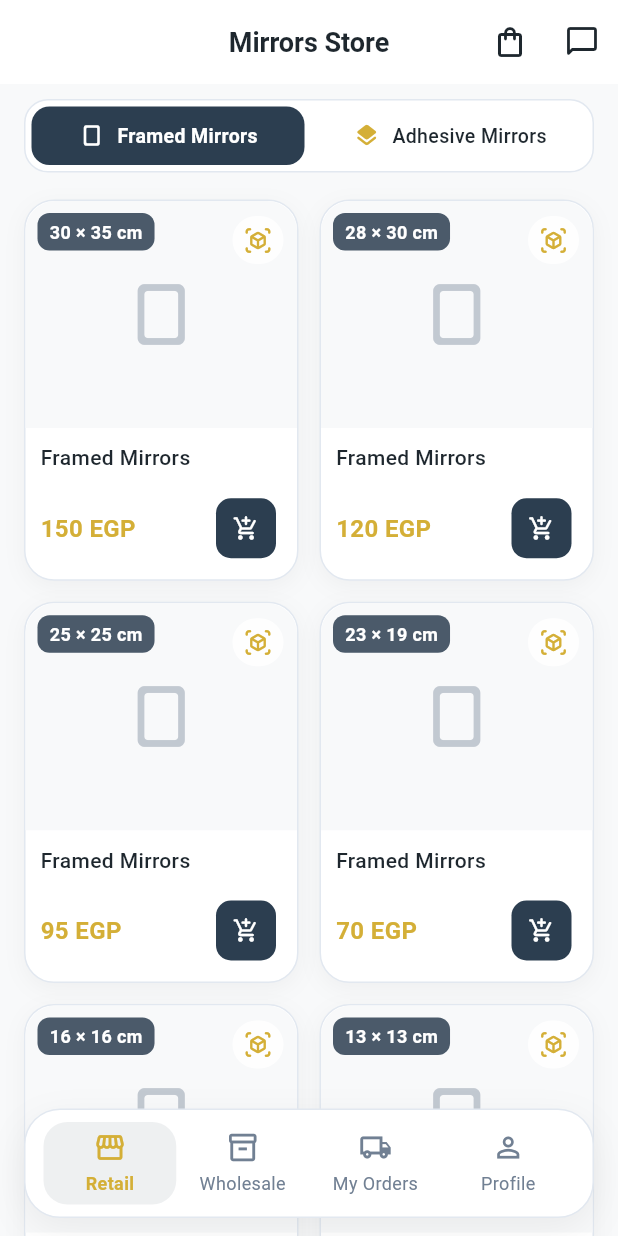
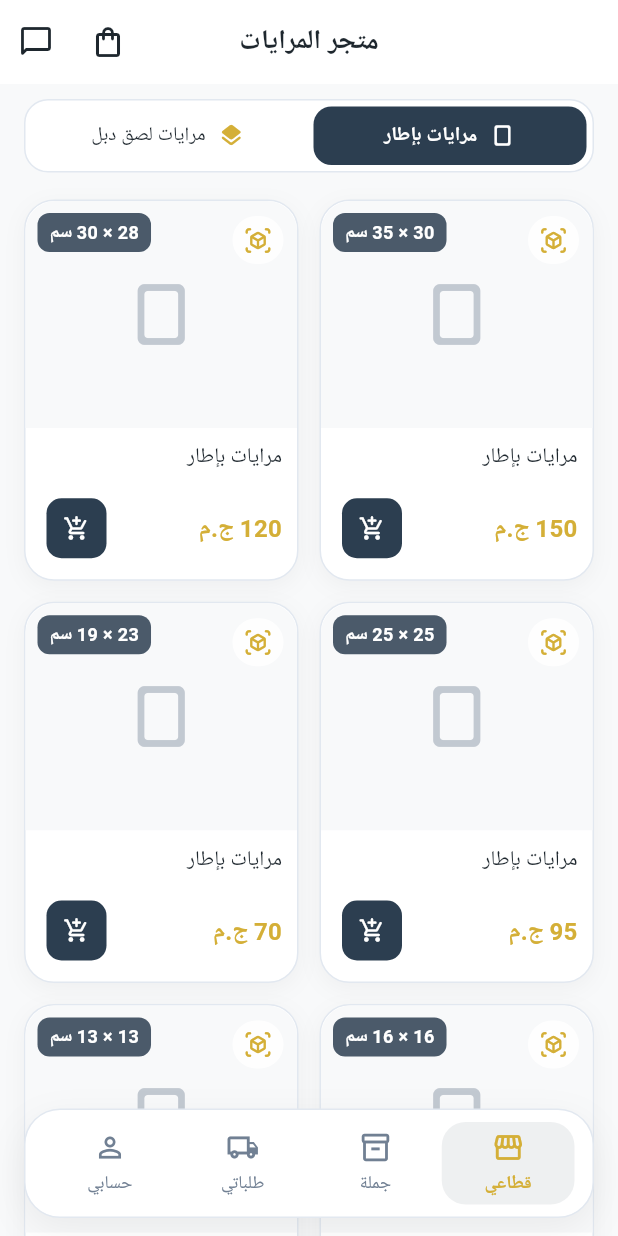
Before and after one commit to shimaakhaled1410-hue/mirrors-flutter, a Flutter app: the screen it shows after launch, on a phone screen of 412 x 824 dp. Run offline on Flutter 3.47's test engine with Material 3 defaults, Android fonts, the phone set to English and light mode, and no system bars; our stand-ins replace device_preview, flutter_bloc, go_router, google_fonts, shared_preferences; Roboto replaces fonts that are missing (Cairo).

Commit message:
feat(core): implement AppSettingsCubit for persistent dynamic theme and localization switching

```diff
--- a/lib/l10n/app_localizations.dart
+++ b/lib/l10n/app_localizations.dart
@@ -265,6 +265,66 @@ abstract class AppLocalizations {
   /// In en, this message translates to:
   /// **'View Details'**
   String get viewDetails;
+
+  /// No description provided for @userAccount.
+  ///
+  /// In en, this message translates to:
+  /// **'Account Info'**
+  String get userAccount;
+
+  /// No description provided for @storeOwnerOrCustomer.
+  ///
+  /// In en, this message translates to:
+  /// **'Customer / Store Owner'**
+  String get storeOwnerOrCustomer;
+
+  /// No description provided for @safetyAndGuide.
+  ///
+  /// In en, this message translates to:
+  /// **'Glass Handling & Installation Guide'**
+  String get safetyAndGuide;
+
+  /// No description provided for @safetyTip1.
+  ///
+  /// In en, this message translates to:
+  /// **'Handle with care. Unbox on a soft flat surface.'**
+  String get safetyTip1;
+
+  /// No description provided for @safetyTip2.
+  ///
+  /// In en, this message translates to:
+  /// **'Clean wall thoroughly with alcohol before sticking adhesive mirrors.'**
+  String get safetyTip2;
+
+  /// No description provided for @safetyTip3.
+  ///
+  /// In en, this message translates to:
+  /// **'Use sturdy wall anchors for hanging rope-framed mirrors.'**
+  String get safetyTip3;
+
+  /// No description provided for @contactSupport.
+  ///
+  /// In en, this message translates to:
+  /// **'Chat with Store via WhatsApp'**
+  String get contactSupport;
+
+  /// No description provided for @appSettings.
+  ///
+  /// In en, this message translates to:
+  /// **'Settings'**
+  String get appSettings;
+
+  /// No description provided for @darkMode.
+  ///
+  /// In en, this message translates to:
+  /// **'Dark Mode'**
+  String get darkMode;
+
+  /// No description provided for @changeLanguage.
+  ///
+  /// In en, this message translates to:
+  /// **'Language'**
+  String get changeLanguage;
 }
 
 class _AppLocalizationsDelegate
--- a/lib/main.dart
+++ b/lib/main.dart
@@ -1,16 +1,26 @@
 import 'package:device_preview/device_preview.dart';
 import 'package:flutter/foundation.dart';
 import 'package:flutter/material.dart';
+import 'package:flutter_bloc/flutter_bloc.dart';
 import 'package:flutter_localizations/flutter_localizations.dart';
 import 'package:mirrors_app/l10n/app_localizations.dart';
+import 'package:mirrors_app/presentation/manager/app_settings/app_settings_cubit.dart';
+import 'package:mirrors_app/presentation/manager/app_settings/app_settings_state.dart';
+import 'package:shared_preferences/shared_preferences.dart';
 import 'core/routing/app_router.dart';
 import 'core/theme/app_theme.dart';
 
-void main() {
+void main() async {
+  WidgetsFlutterBinding.ensureInitialized();
+  final prefs = await SharedPreferences.getInstance();
+
   runApp(
     DevicePreview(
       enabled: !kReleaseMode,
-      builder: (context) => const MirrorsApp(),
+      builder: (context) => BlocProvider(
+        create: (context) => AppSettingsCubit(prefs),
+        child: const MirrorsApp(),
+      ),
     ),
   );
 }
@@ -20,14 +30,16 @@ class MirrorsApp extends StatelessWidget {
 
   @override
   Widget build(BuildContext context) {
+    return BlocBuilder<AppSettingsCubit, AppSettingsState>(
+      builder: (context, state) {
         return MaterialApp.router(
           title: 'Mirrors App',
           debugShowCheckedModeBanner: false,
-      locale: DevicePreview.locale(context),
+          locale: state.locale,
           builder: DevicePreview.appBuilder,
           theme: AppTheme.lightTheme,
           darkTheme: AppTheme.darkTheme,
-      themeMode: ThemeMode.system,
+          themeMode: state.themeMode,
           routerConfig: AppRouter.router,
           localizationsDelegates: const [
             AppLocalizations.delegate,
@@ -37,5 +49,7 @@ class MirrorsApp extends StatelessWidget {
           ],
           supportedLocales: AppLocalizations.supportedLocales,
         );
+      },
+    );
   }
 }
--- /dev/null
+++ b/lib/presentation/manager/app_settings/app_settings_cubit.dart
@@ -0,0 +1,42 @@
+import 'package:flutter/material.dart';
+import 'package:flutter_bloc/flutter_bloc.dart';
+import 'package:mirrors_app/presentation/manager/app_settings/app_settings_state.dart';
+import 'package:shared_preferences/shared_preferences.dart';
+
+class AppSettingsCubit extends Cubit<AppSettingsState> {
+  static const String _themeKey = 'app_theme_mode';
+  static const String _localeKey = 'app_locale';
+
+  final SharedPreferences _prefs;
+
+  AppSettingsCubit(this._prefs)
+    : super(
+        AppSettingsState(
+          themeMode: _loadInitialTheme(_prefs),
+          locale: _loadInitialLocale(_prefs),
+        ),
+      );
+
+  static ThemeMode _loadInitialTheme(SharedPreferences prefs) {
+    final themeIndex = prefs.getInt(_themeKey);
+    if (themeIndex == null) return ThemeMode.system;
+    return ThemeMode.values[themeIndex];
+  }
+
+  static Locale _loadInitialLocale(SharedPreferences prefs) {
+    final languageCode = prefs.getString(_localeKey);
+    if (languageCode == null) return const Locale('ar'); // Default to Arabic
+    return Locale(languageCode);
+  }
+
+  Future<void> toggleTheme(bool isDark) async {
+    final mode = isDark ? ThemeMode.dark : ThemeMode.light;
+    await _prefs.setInt(_themeKey, mode.index);
+    emit(state.copyWith(themeMode: mode));
+  }
+
+  Future<void> changeLocale(Locale locale) async {
+    await _prefs.setString(_localeKey, locale.languageCode);
+    emit(state.copyWith(locale: locale));
+  }
+}
--- /dev/null
+++ b/lib/presentation/manager/app_settings/app_settings_state.dart
@@ -0,0 +1,21 @@
+import 'package:flutter/material.dart';
+
+class AppSettingsState {
+  final ThemeMode themeMode;
+  final Locale locale;
+
+  const AppSettingsState({
+    required this.themeMode,
+    required this.locale,
+  });
+
+  AppSettingsState copyWith({
+    ThemeMode? themeMode,
+    Locale? locale,
+  }) {
+    return AppSettingsState(
+      themeMode: themeMode ?? this.themeMode,
+      locale: locale ?? this.locale,
+    );
+  }
+}
--- a/pubspec.yaml
+++ b/pubspec.yaml
@@ -42,6 +42,7 @@ dependencies:
   flutter_localizations:
     sdk: flutter
   intl: ^0.20.2
+  shared_preferences: ^2.5.5
 
 dev_dependencies:
   flutter_test:
```
Also changed, not shown: lib/l10n/app_ar.arb (+11 -1 lines), lib/l10n/app_en.arb (+11 -1 lines), lib/l10n/app_localizations_ar.dart (+32 -0 lines), lib/l10n/app_localizations_en.dart (+32 -0 lines), lib/presentation/screens/profile_view.dart (+16 -6 lines), lib/presentation/widgets/profile_and_support.dart/glass_safety_guide_widget.dart (added, +80 -0 lines), lib/presentation/widgets/profile_and_support.dart/support_and_settings_widget.dart (added, +148 -0 lines), lib/presentation/widgets/profile_and_support.dart/user_profile_card.dart (added, +63 -0 lines), pubspec.lock. Lines whose indentation alone changed are shown as unchanged.
